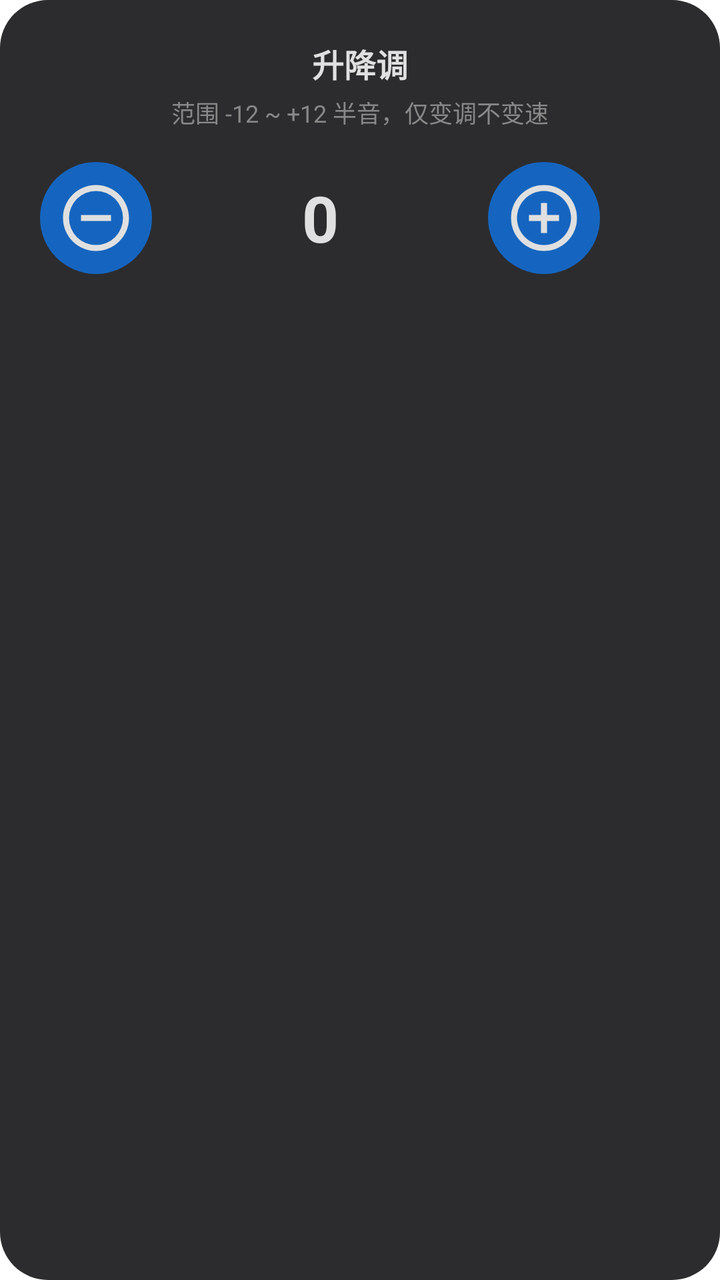
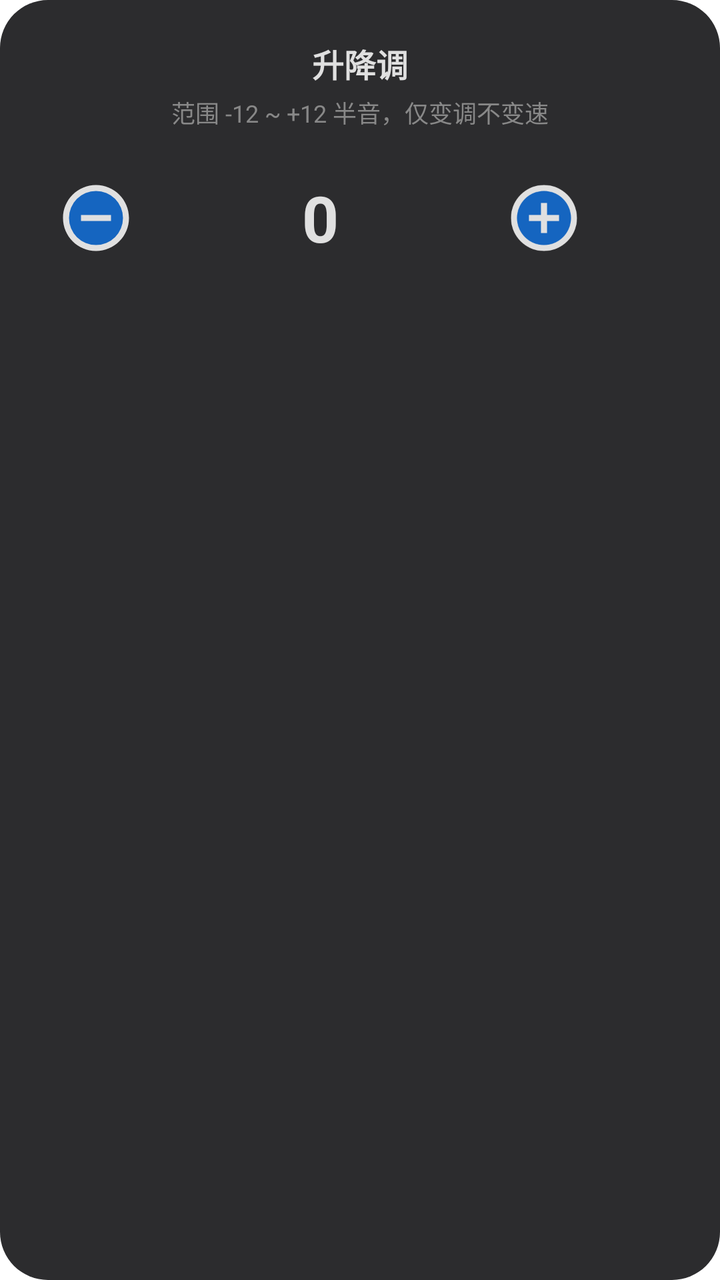

Before-and-after screenshots of an Android layout around one commit, followed by the original layout XML and the change that was made.
<!-- AndroidManifest.xml: application theme Theme.Jiepi -->
<!-- res/layout/dialog_pitch.xml -->
<?xml version="1.0" encoding="utf-8"?>
<LinearLayout xmlns:android="http://schemas.android.com/apk/res/android"
    android:layout_width="wrap_content"
    android:layout_height="wrap_content"
    android:background="@drawable/bg_dialog_rounded"
    android:orientation="vertical"
    android:padding="20dp">

    <TextView
        android:layout_width="wrap_content"
        android:layout_height="wrap_content"
        android:layout_gravity="center_horizontal"
        android:text="升降调"
        android:textColor="@color/jp_soft_white"
        android:textSize="16sp"
        android:textStyle="bold" />

    <TextView
        android:layout_width="wrap_content"
        android:layout_height="wrap_content"
        android:layout_gravity="center_horizontal"
        android:layout_marginTop="4dp"
        android:text="范围 -12 ~ +12 半音，仅变调不变速"
        android:textColor="@color/jp_sub_text"
        android:textSize="12sp" />

    <LinearLayout
        android:layout_width="280dp"
        android:layout_height="wrap_content"
        android:layout_marginTop="16dp"
        android:gravity="center_vertical"
        android:orientation="horizontal">

        <ImageButton
            android:id="@+id/pitch_minus"
            android:layout_width="56dp"
            android:layout_height="56dp"
            android:background="@drawable/bg_btn_blue_circle"
            android:contentDescription="降半音"
            android:padding="10dp"
            android:scaleType="fitCenter"
            android:src="@drawable/ic_minus"
            android:tint="@color/jp_soft_white" />

        <TextView
            android:id="@+id/pitch_value"
            android:layout_width="0dp"
            android:layout_height="wrap_content"
            android:layout_weight="1"
            android:gravity="center"
            android:text="0"
            android:textColor="@color/jp_soft_white"
            android:textSize="32sp"
            android:textStyle="bold" />

        <ImageButton
            android:id="@+id/pitch_plus"
            android:layout_width="56dp"
            android:layout_height="56dp"
            android:background="@drawable/bg_btn_blue_circle"
            android:contentDescription="升半音"
            android:padding="10dp"
            android:scaleType="fitCenter"
            android:src="@drawable/ic_add"
            android:tint="@color/jp_soft_white" />
    </LinearLayout>
</LinearLayout>
<!-- resources referenced by this layout -->
<resources>
  <color name="jp_soft_white">#FFE0E0E0</color>
  <color name="jp_sub_text">#FF888888</color>
  <!-- drawable bg_btn_blue_circle (drawable) -->
  <?xml version="1.0" encoding="utf-8"?>
  <shape xmlns:android="http://schemas.android.com/apk/res/android"
      android:shape="oval">
      <solid android:color="@color/jp_btn_blue" />
  </shape>
  <!-- drawable bg_dialog_rounded (drawable) -->
  <?xml version="1.0" encoding="utf-8"?>
  <shape xmlns:android="http://schemas.android.com/apk/res/android">
    <solid android:color="#2C2C2E" />
    <corners android:radius="24dp" />
  </shape>
  <!-- drawable ic_add (drawable) -->
  <vector xmlns:android="http://schemas.android.com/apk/res/android" android:height="24dp" android:viewportHeight="1024" android:viewportWidth="1024" android:width="24dp">
        
      <path android:fillColor="#000000" android:pathData="M512,128a384,384 0,1 0,0 768,384 384,0 0,0 0,-768zM512,42.7c259.2,0 469.3,210.1 469.3,469.3s-210.1,469.3 -469.3,469.3S42.7,771.2 42.7,512 252.8,42.7 512,42.7z"/>
        
      <path android:fillColor="#000000" android:pathData="M554.7,469.3h170.7v85.3h-170.7v170.7h-85.3v-170.7H298.7v-85.3h170.7V298.7h85.3z"/>
      
  </vector>
  <!-- drawable ic_minus (drawable) -->
  <vector xmlns:android="http://schemas.android.com/apk/res/android" android:height="24dp" android:viewportHeight="1024" android:viewportWidth="1024" android:width="24dp">
        
      <path android:fillColor="#000000" android:pathData="M512,128a384,384 0,1 0,0 768,384 384,0 0,0 0,-768zM512,42.7c259.2,0 469.3,210.1 469.3,469.3s-210.1,469.3 -469.3,469.3S42.7,771.2 42.7,512 252.8,42.7 512,42.7z"/>
        
      <path android:fillColor="#000000" android:pathData="M298.7,469.3h426.7v85.3H298.7z"/>
      
  </vector>
  <style name="Theme.Jiepi" parent="Theme.MaterialComponents.DayNight.NoActionBar">
          
          <item name="colorPrimary">@color/purple_500</item>
          <item name="colorPrimaryVariant">@color/purple_700</item>
          <item name="colorOnPrimary">@color/white</item>
          
          <item name="colorSecondary">@color/teal_200</item>
          <item name="colorSecondaryVariant">@color/teal_700</item>
          <item name="colorOnSecondary">@color/black</item>
          
          <item name="android:statusBarColor">@android:color/transparent</item>
          <item name="android:windowLightStatusBar">true</item>
  
          
          <item name="android:windowSplashScreenBackground">#000000</item>
          <item name="android:windowSplashScreenAnimatedIcon">@drawable/ic_splash_logo</item>
          <item name="android:windowSplashScreenIconBackgroundColor">#000000</item>
  
          
      </style>
  <color name="jp_btn_blue">#FF1565C0</color>
  <color name="purple_500">#FF6200EE</color>
  <color name="purple_700">#FF3700B3</color>
  <color name="white">#FFFFFFFF</color>
  <color name="teal_200">#FF03DAC5</color>
  <color name="teal_700">#FF018786</color>
  <color name="black">#FF000000</color>
  <!-- drawable ic_splash_logo: vector/xml drawable (drawable, 8918 chars, omitted) -->
</resources>

<!-- the commit's change to res/layout/dialog_pitch.xml (unified diff, before → after) -->
@@ -35,7 +35,7 @@
             android:id="@+id/pitch_minus"
             android:layout_width="56dp"
             android:layout_height="56dp"
-            android:background="@drawable/bg_btn_blue_circle"
+            android:background="@drawable/bg_btn_circle_inner"
             android:contentDescription="降半音"
             android:padding="10dp"
             android:scaleType="fitCenter"
@@ -57,7 +57,7 @@
             android:id="@+id/pitch_plus"
             android:layout_width="56dp"
             android:layout_height="56dp"
-            android:background="@drawable/bg_btn_blue_circle"
+            android:background="@drawable/bg_btn_circle_inner"
             android:contentDescription="升半音"
             android:padding="10dp"
             android:scaleType="fitCenter"
<!-- resource entries referenced after the edit -->
@@ -2,12 +2,14 @@
 <resources>
   <color name="jp_soft_white">#FFE0E0E0</color>
   <color name="jp_sub_text">#FF888888</color>
-  <!-- drawable bg_btn_blue_circle (drawable) -->
+  <!-- drawable bg_btn_circle_inner (drawable) -->
   <?xml version="1.0" encoding="utf-8"?>
-  <shape xmlns:android="http://schemas.android.com/apk/res/android"
-      android:shape="oval">
-      <solid android:color="@color/jp_btn_blue" />
-  </shape>
+  <inset xmlns:android="http://schemas.android.com/apk/res/android"
+      android:inset="14dp">
+      <shape android:shape="oval">
+          <solid android:color="@color/jp_btn_blue" />
+      </shape>
+  </inset>
   <!-- drawable bg_dialog_rounded (drawable) -->
   <?xml version="1.0" encoding="utf-8"?>
   <shape xmlns:android="http://schemas.android.com/apk/res/android">
